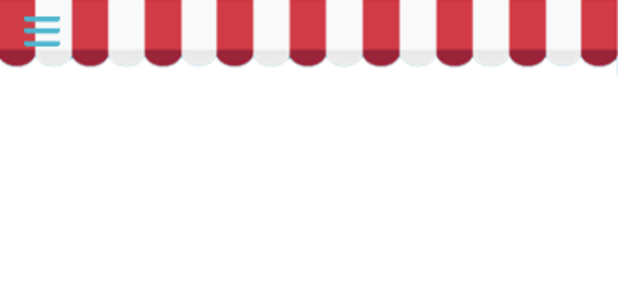
After one commit to zxc88kr/jnu-mobile-application, an Android app: the layout toolbar.xml on its own in the app's theme, with its tools: preview values and no code run, on a phone screen of 412 x 824 dp. The commit adds this screen. Shown: the top 300 px of the screen. Run offline under Robolectric (Android 15) with nearby library versions, the light colour scheme and no system bars.

Commit message:
feat: Navigation

```diff
--- a/project03/app/src/main/java/com/example/project03/MainActivity.java
+++ b/project03/app/src/main/java/com/example/project03/MainActivity.java
@@ -19,7 +19,7 @@ public class MainActivity extends AppCompatActivity {
         cover1 = findViewById(R.id.cover1);
         cover2 = findViewById(R.id.cover2);
 
-        getSupportActionBar().hide();
+        // getSupportActionBar().hide();
     }
 
     public void onClickCover(View view) {
--- /dev/null
+++ b/project03/app/src/main/res/layout/toolbar.xml
@@ -0,0 +1,9 @@
+<?xml version="1.0" encoding="utf-8"?>
+<androidx.appcompat.widget.Toolbar xmlns:android="http://schemas.android.com/apk/res/android"
+    xmlns:app="http://schemas.android.com/apk/res-auto"
+    android:id="@+id/toolbar"
+    android:layout_width="match_parent"
+    android:layout_height="wrap_content"
+    android:background="@drawable/toolbar"
+    app:navigationIcon="@drawable/menu">
+</androidx.appcompat.widget.Toolbar>
```
Also changed, not shown: project03/app/src/main/res/layout/activity_main.xml (+28 -8 lines), project03/app/src/main/res/layout/navi_header.xml (added, +23 -0 lines).
